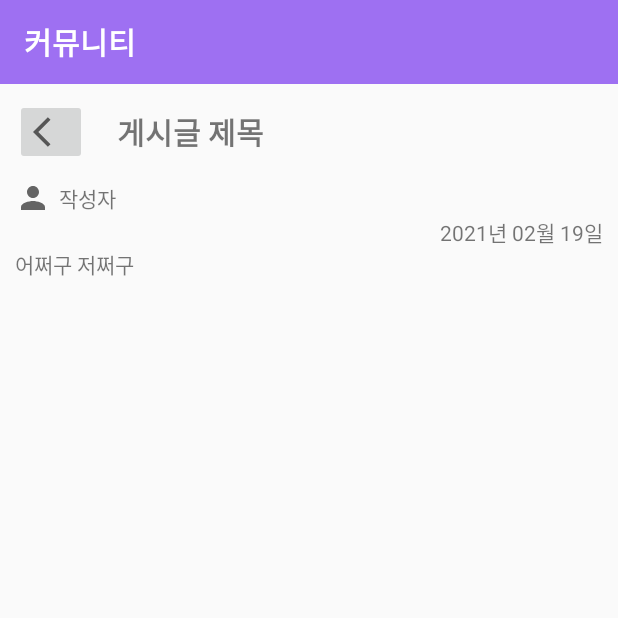
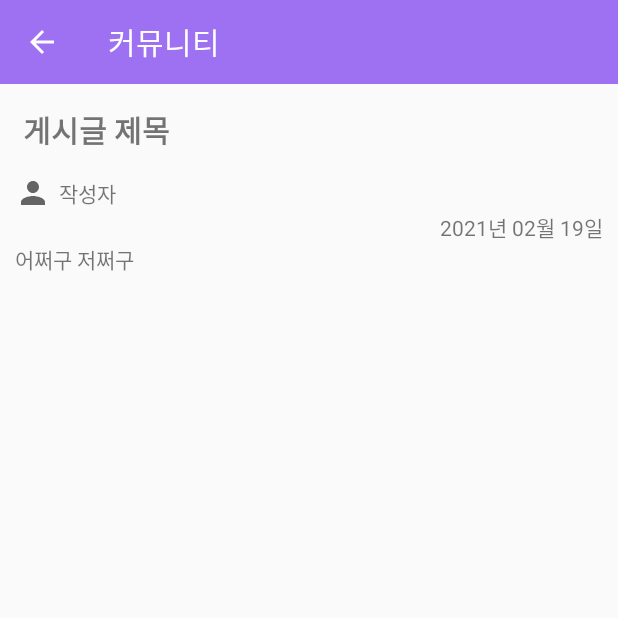
Before and after one commit to 971021hr/dandan_app_final, an Android app: the CommunityDetail screen opened directly, with no data from a screen before it, on a phone screen of 412 x 824 dp, the top half of it. Run offline under Robolectric (Android 15) with nearby library versions, the phone set to English and light mode, and no system bars.

Commit message:
21.04.12 커뮤니티 백 버튼 수정 & 질문 margin 수정

```diff
--- a/app/src/main/java/com/example/tantan/ui/menu_community/CommunityDetail.java
+++ b/app/src/main/java/com/example/tantan/ui/menu_community/CommunityDetail.java
@@ -3,6 +3,7 @@ package com.example.tantan.ui.menu_community;
 import android.os.Bundle;
 import android.support.annotation.Nullable;
 import android.support.v7.app.AppCompatActivity;
+import android.view.MenuItem;
 import android.view.View;
 import android.widget.ImageButton;
 
@@ -15,16 +16,30 @@ public class CommunityDetail extends AppCompatActivity {
         super.onCreate(savedInstanceState);
         setContentView(R.layout.menu2_detail);
 
-        ImageButton btnBack = (ImageButton)findViewById(R.id.btn_back_community);
+        android.support.v7.widget.Toolbar toolbar = (android.support.v7.widget.Toolbar) findViewById(R.id.toolbar);
+        setSupportActionBar(toolbar);
+
+        getSupportActionBar().setDisplayHomeAsUpEnabled(true);
+        getSupportActionBar().setTitle("커뮤니티");
+
+        /*ImageButton btnBack = (ImageButton)findViewById(R.id.btn_back_community);
 
         btnBack.setOnClickListener(new View.OnClickListener(){
             @Override
             public void onClick(View v) {
                 onBackPressed();
             }
-        });
+        });*/
     }
-    public void onBackPressed(){
-        super.onBackPressed();
+
+    @Override
+    public boolean onOptionsItemSelected(MenuItem item) {
+        switch (item.getItemId()){
+            case android.R.id.home:{ //toolbar의 back키 눌렀을 때 동작
+                finish();
+                return true;
+            }
+        }
+        return super.onOptionsItemSelected(item);
     }
 }
--- a/app/src/main/res/layout/help2_layout.xml
+++ b/app/src/main/res/layout/help2_layout.xml
@@ -2,7 +2,6 @@
 <LinearLayout xmlns:android="http://schemas.android.com/apk/res/android"
     android:layout_width="match_parent"
     android:layout_height="match_parent"
-    android:layout_margin="30dp"
     android:orientation="vertical">
 
     <android.support.v7.widget.Toolbar
--- a/app/src/main/res/layout/menu2_detail.xml
+++ b/app/src/main/res/layout/menu2_detail.xml
@@ -10,31 +10,15 @@
         android:layout_height="wrap_content"
         android:background="?attr/colorPrimary"
         android:minHeight="?attr/actionBarSize"
-        android:theme="@style/Theme.Tantan">
+        android:theme="@style/ThemeOverlay.AppCompat.Dark.ActionBar">
 
-        <TextView
-            android:layout_width="wrap_content"
-            android:layout_height="wrap_content"
-            android:layout_gravity="left"
-            android:text="커뮤니티"
-            android:textSize="20dp"
-            android:textStyle="bold"
-            android:textColor="@color/white">
+    </android.support.v7.widget.Toolbar>
 
-        </TextView>
-    </android.support.v7.widget.Toolbar>
     <LinearLayout
         android:layout_width="match_parent"
         android:layout_height="wrap_content"
         android:orientation="horizontal">
 
-        <ImageButton
-            android:layout_width="wrap_content"
-            android:layout_height="wrap_content"
-            android:src="@drawable/ic_baseline_arrow_back_ios_24"
-            android:id="@+id/btn_back_community"
-            android:layout_margin="10dp"
-            android:layout_gravity="center_vertical"/>
 
         <TextView
             android:id="@+id/tip_detail_title"
@@ -43,7 +27,7 @@
             android:text="게시글 제목"
             android:textStyle="bold"
             android:textSize="20sp"
-            android:layout_margin="10dp"
+            android:layout_margin="15dp"
             android:layout_gravity="center_vertical"/>
 
     </LinearLayout>
```
